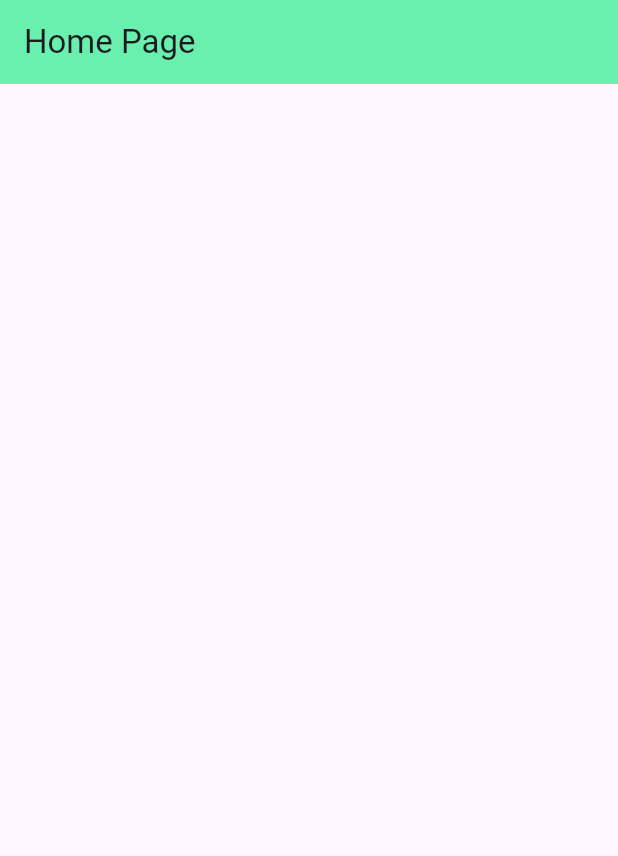
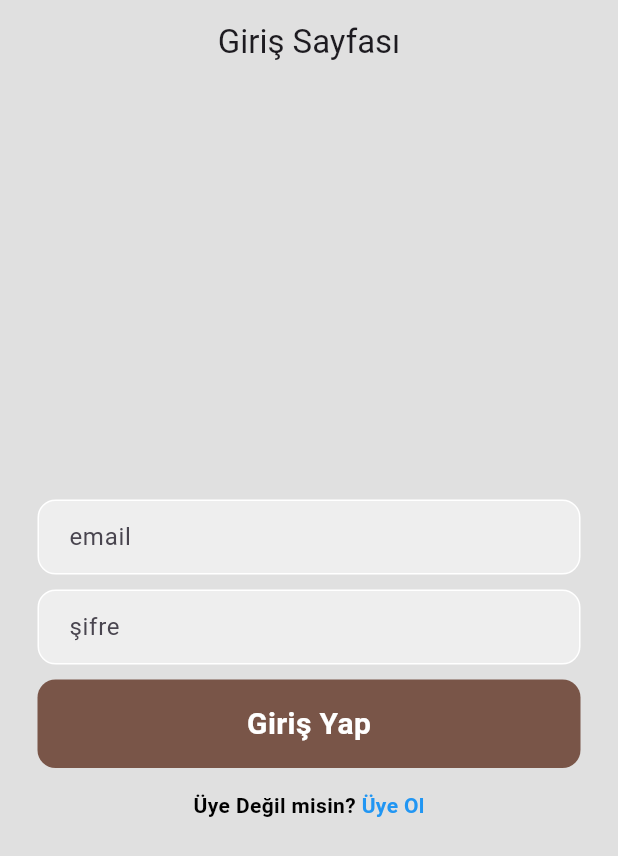
Before and after one commit to AlperenI/bootcamp_grup4, a Flutter app: the screen it shows after launch, on a phone screen of 412 x 824 dp. Shown: the top 856 px of the screen. Run offline on Flutter 3.47's test engine with Material 3 defaults, Android fonts, the phone set to English and light mode, and no system bars; our stand-ins replace firebase_auth, firebase_core; accounts and stored records are empty.

Commit message:
temel iskelet oluşturuldu.

```diff
--- /dev/null
+++ b/lib/firebase/login_page.dart
@@ -0,0 +1,131 @@
+// ignore_for_file: prefer_const_constructors
+
+import 'package:bootcamp_grup4/firebase/register_page.dart';
+import 'package:firebase_auth/firebase_auth.dart';
+import 'package:flutter/material.dart';
+
+class LoginPage extends StatefulWidget {
+  const LoginPage({super.key});
+
+  @override
+  State<LoginPage> createState() => _LoginPageState();
+}
+
+class _LoginPageState extends State<LoginPage> {
+  final _emailcontroller=TextEditingController();
+  final _passwordcontroller=TextEditingController();
+  Future signIn() async{
+    if (_emailcontroller.text.isNotEmpty && _passwordcontroller.text.isNotEmpty) {
+      await FirebaseAuth.instance.signInWithEmailAndPassword(
+      email: _emailcontroller.text.trim(), password: _passwordcontroller.text.trim());
+    }
+
+  }
+  @override
+  void dispose() {
+    _emailcontroller.dispose();
+    _passwordcontroller.dispose();
+    super.dispose();
+  }
+
+  @override
+  Widget build(BuildContext context) {
+    return Scaffold(backgroundColor: Colors.grey.shade300,
+      appBar: AppBar(
+        centerTitle: true,
+        title: Text("Giriş Sayfası"),
+        backgroundColor: Colors.grey.shade300,
+      ),
+      body: SafeArea(
+        child: Center(
+          child: SingleChildScrollView(
+            child: Column(mainAxisAlignment: MainAxisAlignment.center,
+              children: [
+                Padding(padding: EdgeInsets.symmetric(horizontal: 25),
+                child: Container(
+                  decoration: BoxDecoration(
+                    color: Colors.grey.shade200,
+                    border: Border.all(color: Colors.white),
+                    borderRadius: BorderRadius.circular(12)
+                  ),
+                  child:Padding(padding: EdgeInsets.only(left: 20),
+                  child: TextField(
+                    controller: _emailcontroller,
+                    decoration: InputDecoration(
+                      border: InputBorder.none,
+                      hintText: "email",
+                    ),
+                  ),
+                  ),
+                ),
+                ),
+                SizedBox(height: 10,),
+                Padding(padding: EdgeInsets.symmetric(horizontal: 25),
+                child: Container(
+                  decoration: BoxDecoration(
+                    color: Colors.grey.shade200,
+                    border: Border.all(color: Colors.white),
+                    borderRadius: BorderRadius.circular(12)
+                  ),
+                  child:Padding(padding: EdgeInsets.only(left: 20),
+                  child: TextField(
+                    controller: _passwordcontroller,
+                    obscureText: true,
+                    decoration: InputDecoration(
+                      border: InputBorder.none,
+                      hintText: "şifre",
+                    ),
+                  ),
+                  ),
+                ),
+                ),
+                SizedBox(height: 10,),
+                GestureDetector(onTap: (){
+                  setState(() {
+                    signIn();
+                  });
+                },
+                  child: Padding(
+                    padding: const EdgeInsets.symmetric(horizontal: 25.0),
+                    child: Container(
+                      padding: EdgeInsets.all(15),
+                      decoration: BoxDecoration(color:Colors.brown,
+                      borderRadius: BorderRadius.circular(12)
+                      ),
+                      child: Center(
+                        child: Text(
+                          "Giriş Yap",
+                          style: TextStyle(
+                            fontSize: 20,
+                            fontWeight:FontWeight.bold,
+                            color: Colors.white),
+                            ),
+                      ),
+                          ),
+                  ),
+                ),
+                SizedBox(height: 15,),
+                Row(mainAxisAlignment:MainAxisAlignment.center,
+                  children: [
+                    Text("Üye Değil misin?",style: TextStyle(fontWeight: FontWeight.bold,color: Colors.black),),
+                    GestureDetector(
+                      onTap: () {
+                        Navigator.push(context, MaterialPageRoute(builder:(context) => RegisterPage(),),);
+                      },
+                      child: Text(
+                        " Üye Ol",
+                        style: TextStyle(
+                          fontWeight: FontWeight.bold,
+                          color: Colors.blue),
+                          ),
+                          ),
+                  ],
+                )
+              ],
+            ),
+          ),
+        ),
+      )
+    );
+  }
+}
--- a/lib/homePage.dart
+++ /dev/null
@@ -1,20 +0,0 @@
-import 'package:flutter/material.dart';
-
-class Homepage extends StatefulWidget {
-  const Homepage({super.key});
-
-  @override
-  State<Homepage> createState() => _HomepageState();
-}
-
-class _HomepageState extends State<Homepage> {
-  @override
-  Widget build(BuildContext context) {
-    return Scaffold(
-      appBar: AppBar(
-        title: Text("Home Page"),
-        backgroundColor: Colors.greenAccent,
-      ),
-    );
-  }
-}
--- a/lib/main.dart
+++ b/lib/main.dart
@@ -1,7 +1,13 @@
-import 'package:bootcamp_grup4/homePage.dart';
+import 'package:bootcamp_grup4/firebase/firebase_options.dart';
+import 'package:bootcamp_grup4/main_page.dart';
+import 'package:firebase_core/firebase_core.dart';
 import 'package:flutter/material.dart';
 
-void main(){
+void main()async{
+  WidgetsFlutterBinding.ensureInitialized();
+  await Firebase.initializeApp(
+    options: DefaultFirebaseOptions.currentPlatform
+  );
   runApp(MyApp());
 }
 
@@ -11,7 +17,8 @@
   @override
   Widget build(BuildContext context) {
     return MaterialApp(
-      home: Homepage(),
+      debugShowCheckedModeBanner: false,
+      home: MainPage(),
     );
   }
 }
--- /dev/null
+++ b/lib/main_page.dart
@@ -0,0 +1,24 @@
+import 'package:bootcamp_grup4/pages/home_page.dart';
+import 'package:bootcamp_grup4/firebase/login_page.dart';
+import 'package:firebase_auth/firebase_auth.dart';
+import 'package:flutter/material.dart';
+
+class MainPage extends StatelessWidget {
+  const MainPage({super.key});
+
+  @override
+  Widget build(BuildContext context) {
+    return Scaffold(
+      body: StreamBuilder<User?>(
+        stream: FirebaseAuth.instance.authStateChanges(),
+        builder: (context, snapshot) {
+          if (snapshot.hasData) {
+            return HomePage();
+          }else{
+            return LoginPage();
+          }
+        },
+      ),
+    );
+  }
+}
--- a/pubspec.yaml
+++ b/pubspec.yaml
@@ -35,6 +35,8 @@ dependencies:
   # The following adds the Cupertino Icons font to your application.
   # Use with the CupertinoIcons class for iOS style icons.
   cupertino_icons: ^1.0.6
+  firebase_core: ^3.1.1
+  firebase_auth: ^5.1.1
 
 dev_dependencies:
   flutter_test:
```
Also changed, not shown: lib/firebase/register_page.dart (added, +107 -0 lines), lib/pages/home_page.dart (added, +34 -0 lines), firebase.json (added), lib/firebase/firebase_options.dart (added), pubspec.lock, 6 other files.
